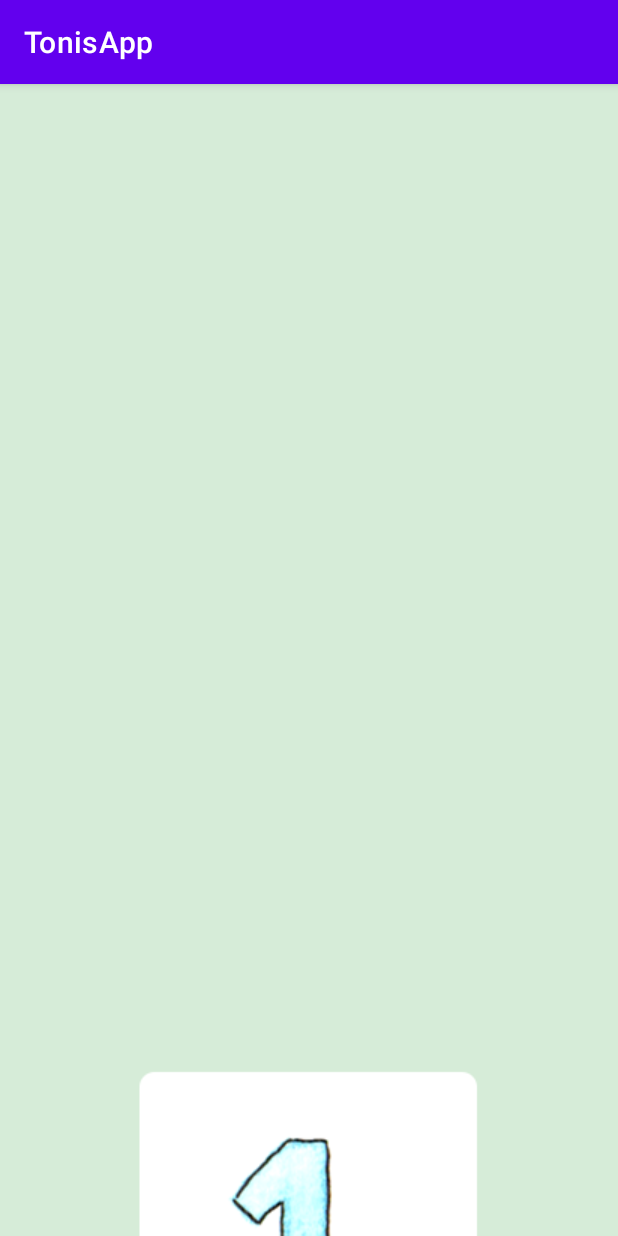
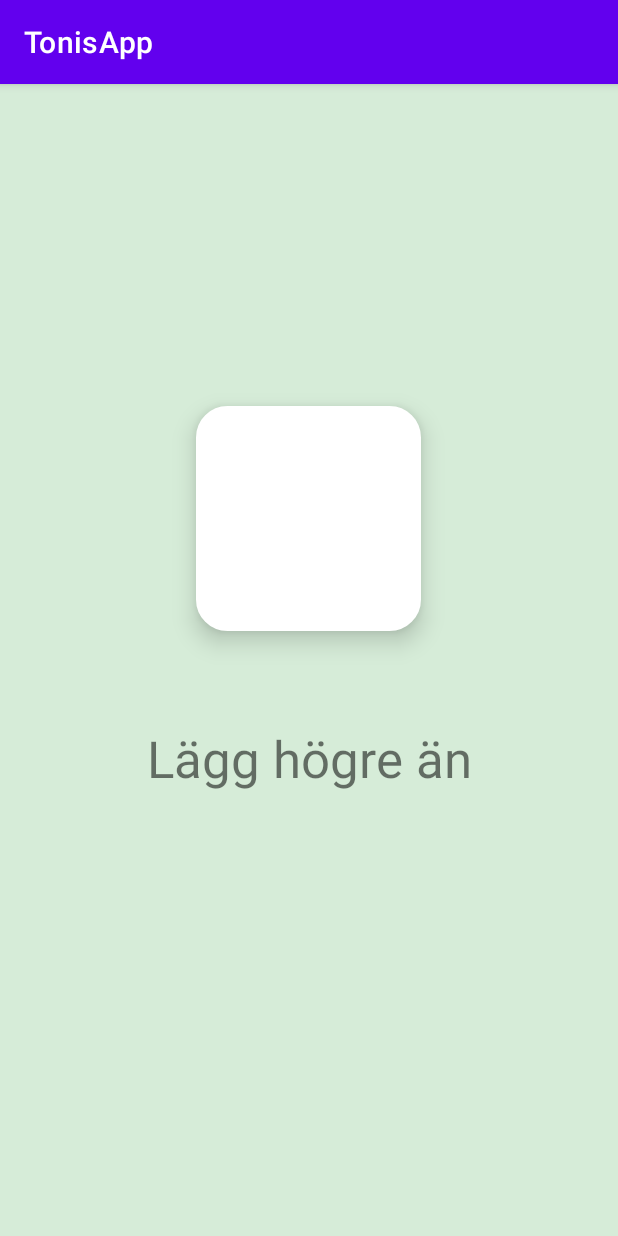
Before and after one commit to Noccis/TonisApp, an Android app: the screen it shows after launch (MainActivity), on a phone screen of 412 x 824 dp. Run offline under Robolectric (Android 15) with nearby library versions, the phone set to English and light mode, and no system bars.

Commit message:
Fixed shadow and rounded corners

```diff
--- a/app/build.gradle
+++ b/app/build.gradle
@@ -4,13 +4,13 @@ plugins {
 }
 
 android {
-    compileSdkVersion 31
-    buildToolsVersion "31.0.0"
+    compileSdkVersion 30
+    buildToolsVersion '30.0.2'
 
     defaultConfig {
         applicationId "com.example.tonisapp"
         minSdkVersion 24
-        targetSdkVersion 31
+        targetSdkVersion 30
         versionCode 1
         versionName "1.0"
 
--- a/app/src/main/java/com/example/tonisapp/MainActivity.kt
+++ b/app/src/main/java/com/example/tonisapp/MainActivity.kt
@@ -6,9 +6,12 @@ import android.view.View
 import android.widget.ImageView
 
 class MainActivity : AppCompatActivity() {
+
     override fun onCreate(savedInstanceState: Bundle?) {
         super.onCreate(savedInstanceState)
         setContentView(R.layout.activity_main)
 
+        var mainNr: ImageView = findViewById(R.id.mainNrView)
+        mainNr.setElevation(15F)
     }
 }
--- /dev/null
+++ b/app/src/main/res/drawable/roundedcorner.xml
@@ -0,0 +1,16 @@
+<?xml version="1.0" encoding="utf-8"?>
+
+<shape
+    xmlns:android="http://schemas.android.com/apk/res/android"
+    android:shape="rectangle">
+
+    <!-- This decides how round the corners will be. -->
+    <corners android:radius="20dp" />
+
+    <!-- This is the border color(kanske skuggan du mena?) -->
+    <stroke android:width="2dp" android:color="#FFFFFF" />
+
+    <!--- This is the background color -->
+    <solid android:color="#FFFFFF" />
+
+</shape>
--- a/app/src/main/res/layout/activity_main.xml
+++ b/app/src/main/res/layout/activity_main.xml
@@ -7,44 +7,51 @@
     android:background="@color/greenbg"
     tools:context=".MainActivity">
 
-    <androidx.constraintlayout.widget.Guideline
-        android:id="@+id/mainCardsPlace"
-        android:layout_width="wrap_content"
-        android:layout_height="wrap_content"
-        android:orientation="horizontal"
-        app:layout_constraintGuide_begin="911dp" />
-
-    <androidx.constraintlayout.widget.Guideline
-        android:id="@+id/hiLowPlace"
-        android:layout_width="wrap_content"
-        android:layout_height="wrap_content"
-        android:orientation="horizontal"
-        app:layout_constraintGuide_begin="1046dp" />
-
-    <androidx.constraintlayout.widget.Guideline
-        android:id="@+id/playerCards"
-        android:layout_width="wrap_content"
-        android:layout_height="wrap_content"
-        android:orientation="horizontal"
-        app:layout_constraintGuide_begin="1467dp" />
-
-    <ImageView
-        android:id="@+id/imageView"
-        android:layout_width="wrap_content"
-        android:layout_height="wrap_content"
-        app:layout_constraintBottom_toTopOf="@+id/mainCardsPlace"
-        app:layout_constraintEnd_toEndOf="parent"
-        app:layout_constraintStart_toStartOf="parent"
-        app:srcCompat="@drawable/one" />
 
     <TextView
         android:id="@+id/hiLowTextView"
         android:layout_width="wrap_content"
         android:layout_height="wrap_content"
         android:text="Lägg högre än"
-        android:textSize="48sp"
-        app:layout_constraintBottom_toTopOf="@+id/hiLowPlace"
+        android:textSize="34sp"
+        app:layout_constraintBottom_toTopOf="@+id/hiLowGuideline"
         app:layout_constraintEnd_toEndOf="parent"
+        app:layout_constraintStart_toStartOf="parent" />
+
+    <androidx.constraintlayout.widget.Guideline
+        android:id="@+id/playerCardGuideline"
+        android:layout_width="wrap_content"
+        android:layout_height="wrap_content"
+        android:orientation="horizontal"
+        app:layout_constraintGuide_begin="668dp" />
+
+    <androidx.constraintlayout.widget.Guideline
+        android:id="@+id/hiLowGuideline"
+        android:layout_width="wrap_content"
+        android:layout_height="wrap_content"
+        android:orientation="horizontal"
+        app:layout_constraintGuide_begin="472dp" />
+
+    <androidx.constraintlayout.widget.Guideline
+        android:id="@+id/mainNrGuideline"
+        android:layout_width="wrap_content"
+        android:layout_height="wrap_content"
+        android:orientation="horizontal"
+        app:layout_constraintGuide_begin="365dp" />
+
+    <ImageView
+        android:id="@+id/mainNrView"
+        android:layout_width="150dp"
+        android:layout_height="150dp"
+        android:background="@drawable/roundedcorner"
+        android:paddingLeft="10dp"
+        android:paddingTop="10dp"
+        android:paddingRight="10dp"
+        android:paddingBottom="10dp"
+        app:layout_constraintBottom_toTopOf="@+id/mainNrGuideline"
+        app:layout_constraintEnd_toEndOf="parent"
+        app:layout_constraintHorizontal_bias="0.498"
         app:layout_constraintStart_toStartOf="parent"
-        app:layout_constraintTop_toBottomOf="@+id/imageView" />
+        app:srcCompat="@drawable/blank" />
+
 </androidx.constraintlayout.widget.ConstraintLayout>
```
Also changed, not shown: app/src/main/res/drawable/blank.jpg (added), app/src/main/res/drawable/one.png (deleted).
